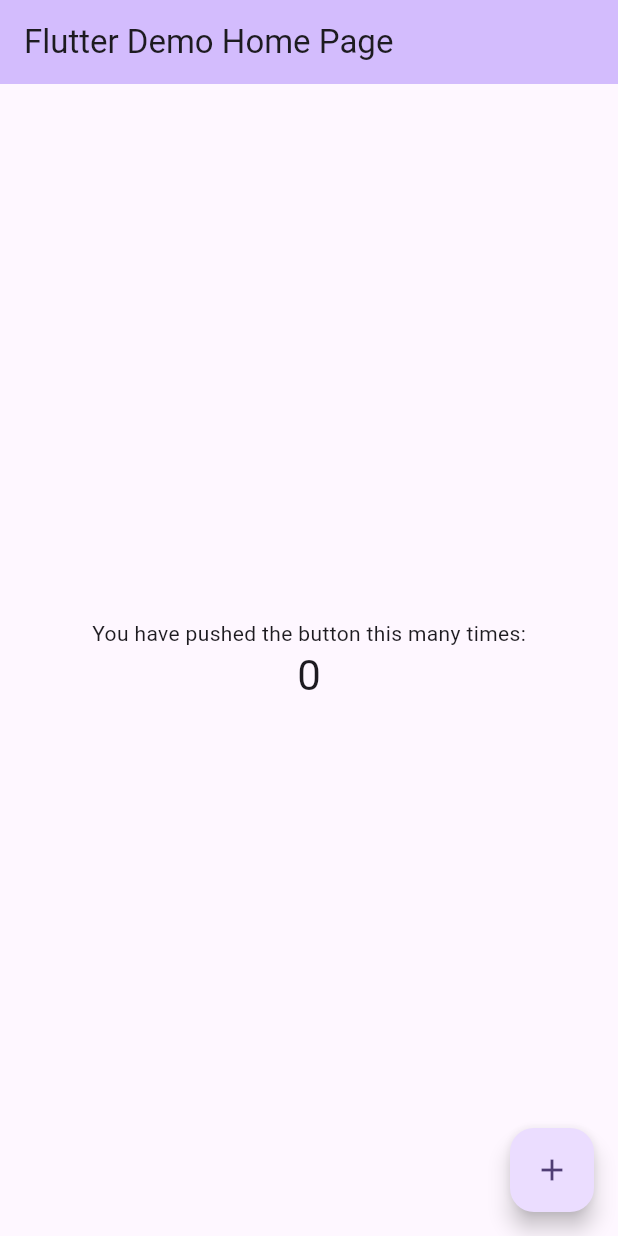
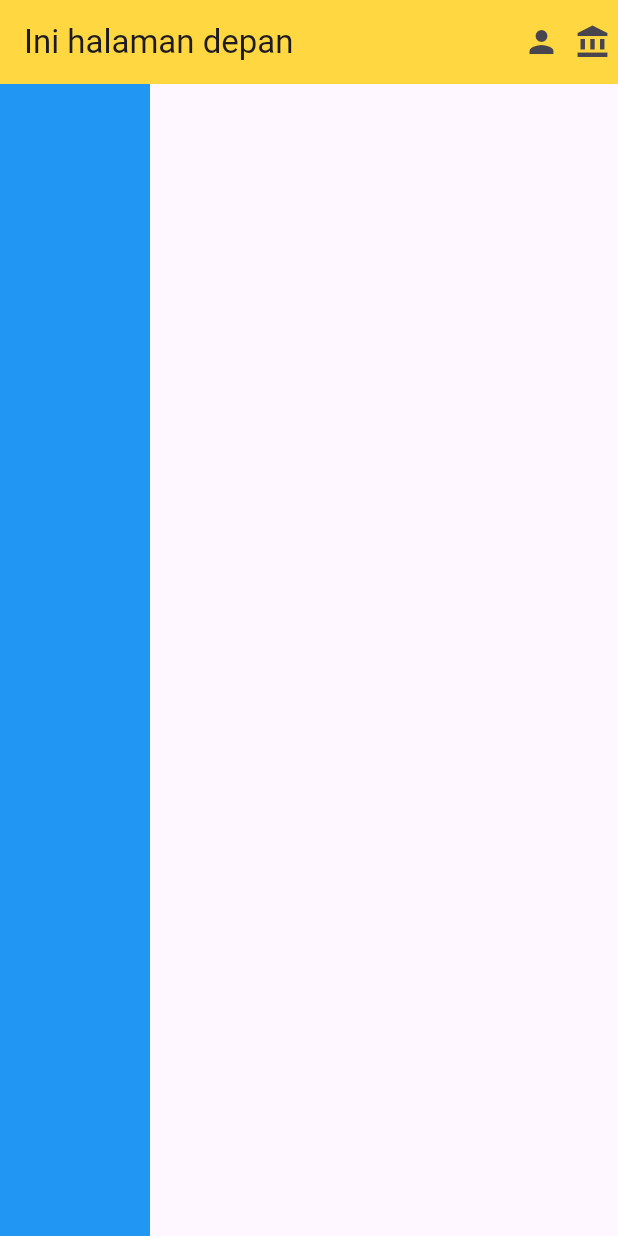
Before and after one commit to muhamadfarhannabawi/tgl_24, a Flutter app: the screen it shows after launch, on a phone screen of 412 x 824 dp. Run offline on Flutter 3.47's test engine with Material 3 defaults, Android fonts, the phone set to English and light mode, and no system bars.

Commit message:
first commit

```diff
--- a/lib/main.dart
+++ b/lib/main.dart
@@ -1,122 +1,45 @@
 import 'package:flutter/material.dart';
 
 void main() {
-  runApp(const MyApp());
+  runApp(Myapp());
 }
 
-class MyApp extends StatelessWidget {
-  const MyApp({super.key});
+class Myapp extends StatelessWidget {
+  const Myapp({super.key});
 
-  // This widget is the root of your application.
   @override
   Widget build(BuildContext context) {
     return MaterialApp(
-      title: 'Flutter Demo',
-      theme: ThemeData(
-        // This is the theme of your application.
-        //
-        // TRY THIS: Try running your application with "flutter run". You'll see
-        // the application has a purple toolbar. Then, without quitting the app,
-        // try changing the seedColor in the colorScheme below to Colors.green
-        // and then invoke "hot reload" (save your changes or press the "hot
-        // reload" button in a Flutter-supported IDE, or press "r" if you used
-        // the command line to start the app).
-        //
-        // Notice that the counter didn't reset back to zero; the application
-        // state is not lost during the reload. To reset the state, use hot
-        // restart instead.
-        //
-        // This works for code too, not just values: Most code changes can be
-        // tested with just a hot reload.
-        colorScheme: ColorScheme.fromSeed(seedColor: Colors.deepPurple),
-      ),
-      home: const MyHomePage(title: 'Flutter Demo Home Page'),
+      title: "Latihan container",
+      debugShowCheckedModeBanner: false,
+      home: Halaman(),
     );
   }
 }
 
-class MyHomePage extends StatefulWidget {
-  const MyHomePage({super.key, required this.title});
-
-  // This widget is the home page of your application. It is stateful, meaning
-  // that it has a State object (defined below) that contains fields that affect
-  // how it looks.
-
-  // This class is the configuration for the state. It holds the values (in this
-  // case the title) provided by the parent (in this case the App widget) and
-  // used by the build method of the State. Fields in a Widget subclass are
-  // always marked "final".
-
-  final String title;
-
-  @override
-  State<MyHomePage> createState() => _MyHomePageState();
-}
-
-class _MyHomePageState extends State<MyHomePage> {
-  int _counter = 0;
-
-  void _incrementCounter() {
-    setState(() {
-      // This call to setState tells the Flutter framework that something has
-      // changed in this State, which causes it to rerun the build method below
-      // so that the display can reflect the updated values. If we changed
-      // _counter without calling setState(), then the build method would not be
-      // called again, and so nothing would appear to happen.
-      _counter++;
-    });
-  }
+class Halaman extends StatelessWidget {
+  const Halaman({super.key});
 
   @override
   Widget build(BuildContext context) {
-    // This method is rerun every time setState is called, for instance as done
-    // by the _incrementCounter method above.
-    //
-    // The Flutter framework has been optimized to make rerunning build methods
-    // fast, so that you can just rebuild anything that needs updating rather
-    // than having to individually change instances of widgets.
     return Scaffold(
       appBar: AppBar(
-        // TRY THIS: Try changing the color here to a specific color (to
-        // Colors.amber, perhaps?) and trigger a hot reload to see the AppBar
-        // change color while the other colors stay the same.
-        backgroundColor: Theme.of(context).colorScheme.inversePrimary,
-        // Here we take the value from the MyHomePage object that was created by
-        // the App.build method, and use it to set our appbar title.
-        title: Text(widget.title),
+        backgroundColor: Colors.amberAccent,
+        title: Text("Ini halaman depan"),
+
+        actions: [
+          Icon(Icons.person),
+          SizedBox(width: 10),
+          Icon(Icons.account_balance),
+          SizedBox(width: 5),
+        ],
       ),
-      body: Center(
-        // Center is a layout widget. It takes a single child and positions it
-        // in the middle of the parent.
-        child: Column(
-          // Column is also a layout widget. It takes a list of children and
-          // arranges them vertically. By default, it sizes itself to fit its
-          // children horizontally, and tries to be as tall as its parent.
-          //
-          // Column has various properties to control how it sizes itself and
-          // how it positions its children. Here we use mainAxisAlignment to
-          // center the children vertically; the main axis here is the vertical
-          // axis because Columns are vertical (the cross axis would be
-          // horizontal).
-          //
-          // TRY THIS: Invoke "debug painting" (choose the "Toggle Debug Paint"
-          // action in the IDE, or press "p" in the console), to see the
-          // wireframe for each widget.
-          mainAxisAlignment: MainAxisAlignment.center,
-          children: <Widget>[
-            const Text('You have pushed the button this many times:'),
-            Text(
-              '$_counter',
-              style: Theme.of(context).textTheme.headlineMedium,
-            ),
-          ],
-        ),
+      body: Container(
+        width: 100,
+        height: double.infinity,
+        color: Colors.blue,
+        alignment: Alignment.topCenter,
       ),
-      floatingActionButton: FloatingActionButton(
-        onPressed: _incrementCounter,
-        tooltip: 'Increment',
-        child: const Icon(Icons.add),
-      ), // This trailing comma makes auto-formatting nicer for build methods.
     );
   }
 }
```
Also changed, not shown: 1 other file.
